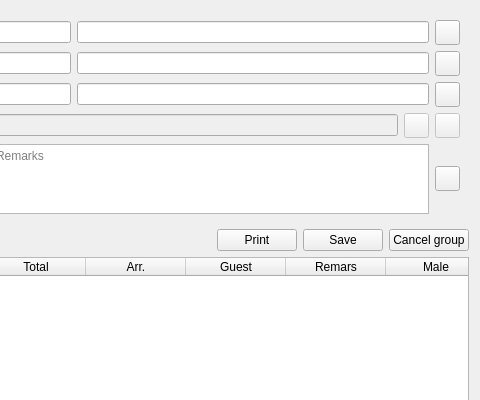
Old version of the form Resort/dlggroupreservationfuck.ui in the repository End1-1/Resort; both pictures show x 826 to 1306 and y 0 to 400 of the 1306 by 603 pixel window.
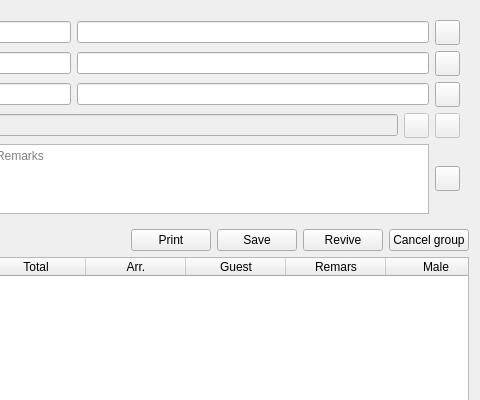
New version of the form. Icons and pictures are not drawn. Custom widgets are drawn as their Qt base class.

```diff
--- a/Resort/dlggroupreservationfuck.ui
+++ b/Resort/dlggroupreservationfuck.ui
@@ -792,6 +792,17 @@
         </property>
        </widget>
       </item>
+      <item>
+       <widget class="QPushButton" name="btnReviveReservations">
+        <property name="text">
+         <string>Revive</string>
+        </property>
+        <property name="icon">
+         <iconset resource="res.qrc">
+          <normaloff>:/images/heart-pulses.png</normaloff>:/images/heart-pulses.png</iconset>
+        </property>
+       </widget>
+      </item>
       <item>
        <widget class="QPushButton" name="btnCancelGroup">
         <property name="enabled">
```
Left out of the diff: 2 changed lines with no effect on the pictures.
